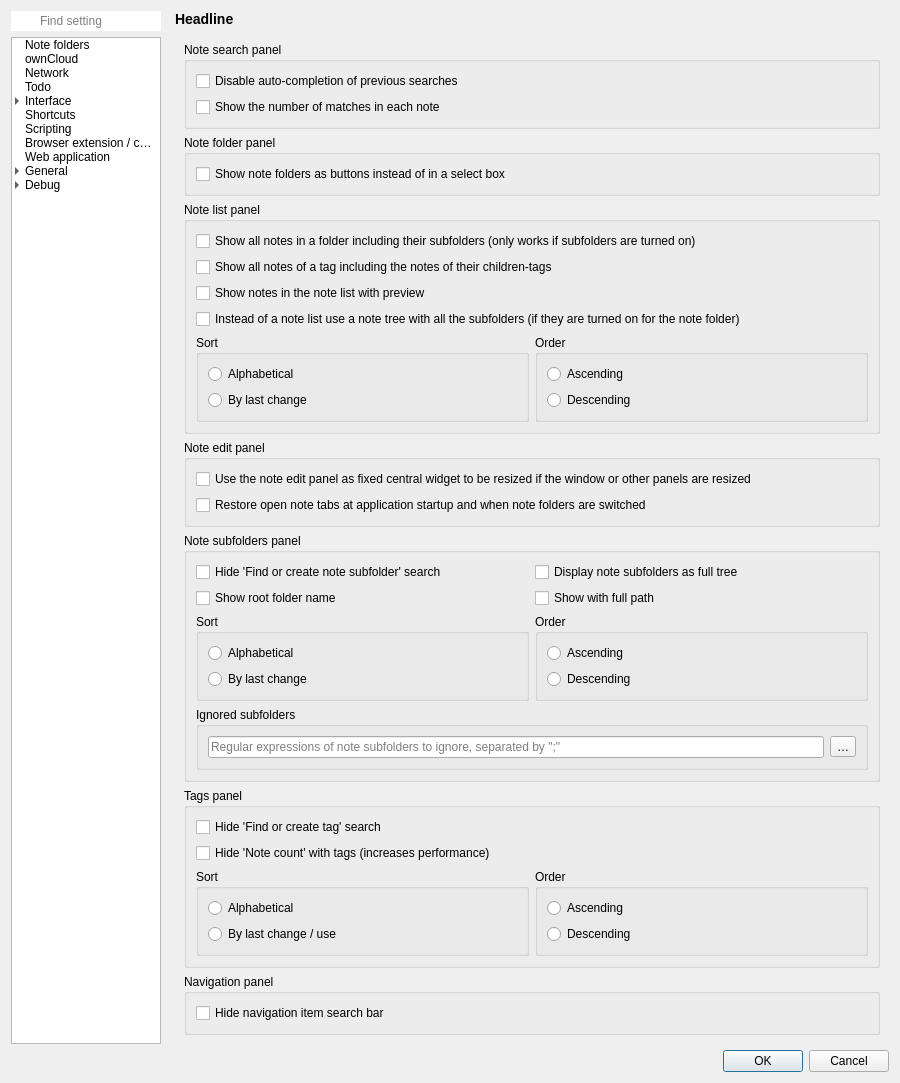
First picture: the form in src/dialogs/settingsdialog.ui, repository pbek/QOwnNotes, before the edit.
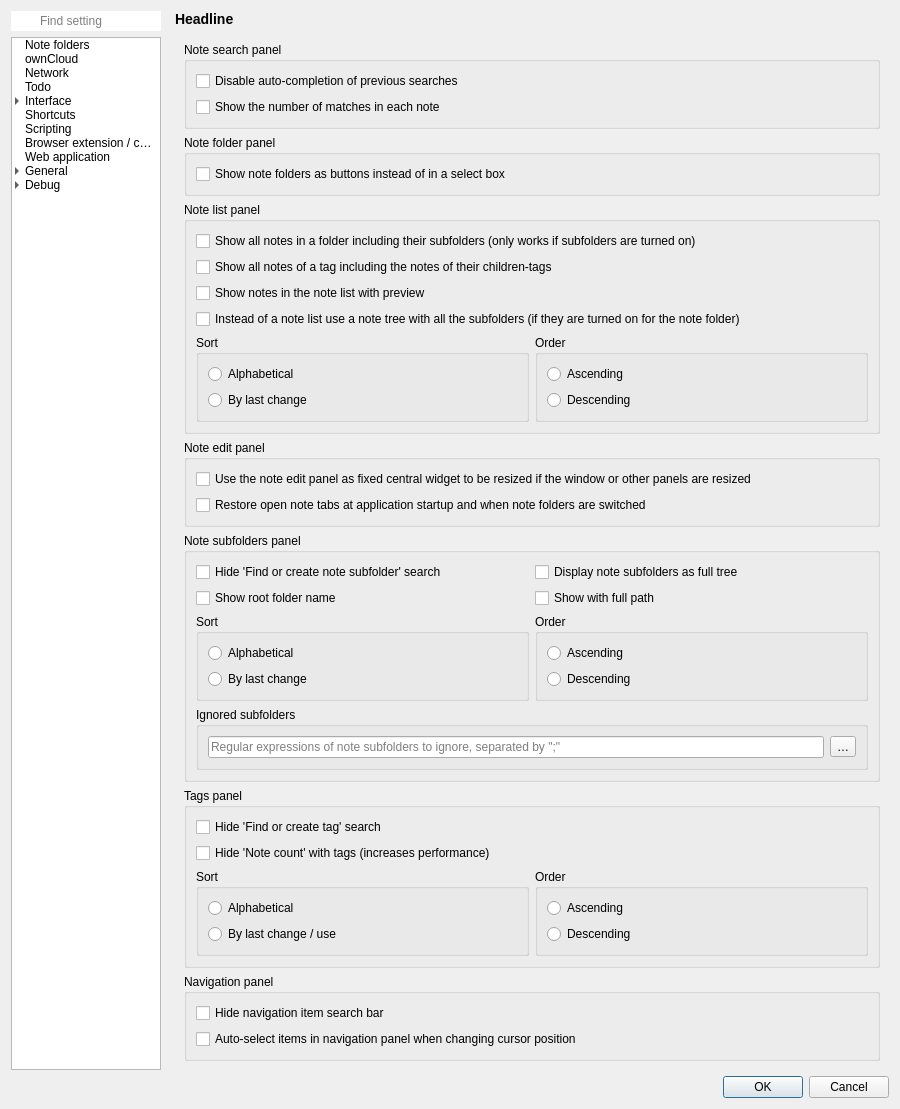
Second picture: the form after the edit. The open tabs and pages were chosen to show the change. Icons and pictures are not drawn. Custom widgets are drawn as their Qt base class.

Commit message: Add option for navigation panel auto-select

Patch:
```diff
--- a/src/dialogs/settingsdialog.ui
+++ b/src/dialogs/settingsdialog.ui
@@ -5814,6 +5814,13 @@
                   </property>
                  </widget>
                 </item>
+                <item>
+                 <widget class="QCheckBox" name="navigationPanelAutoSelectCheckBox">
+                  <property name="text">
+                   <string>Auto-select items in navigation panel when changing cursor position</string>
+                  </property>
+                 </widget>
+                </item>
                </layout>
               </widget>
              </item>
```
Left out of the diff: 2 changed lines with no effect on the pictures. The commit also changes 2 other files.
